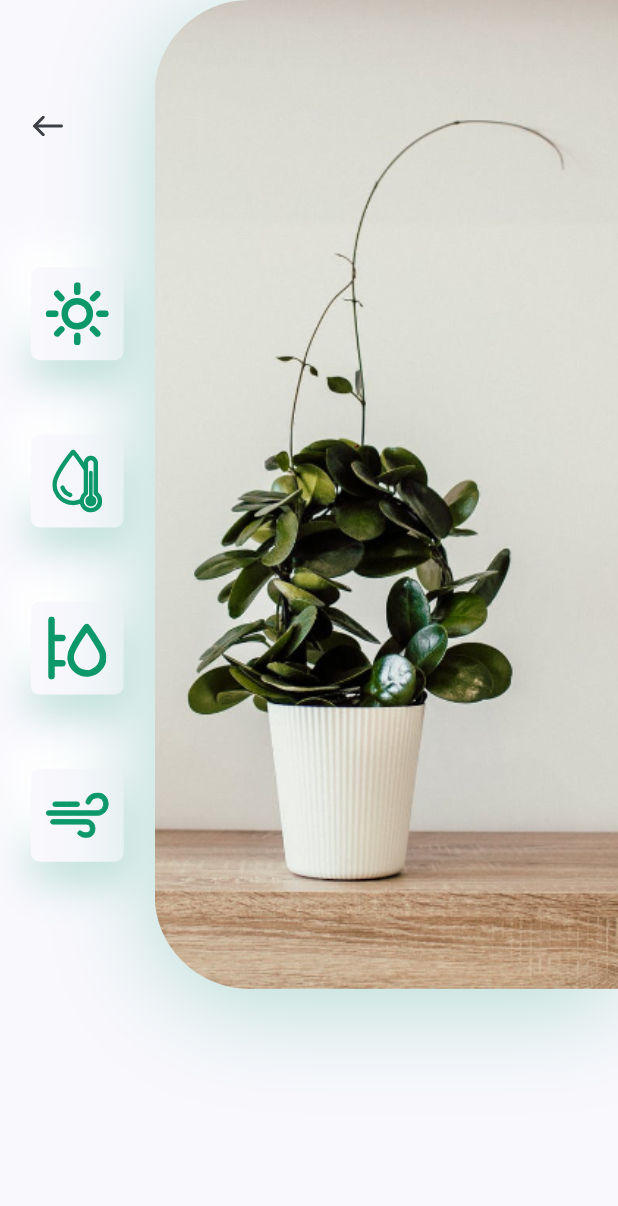
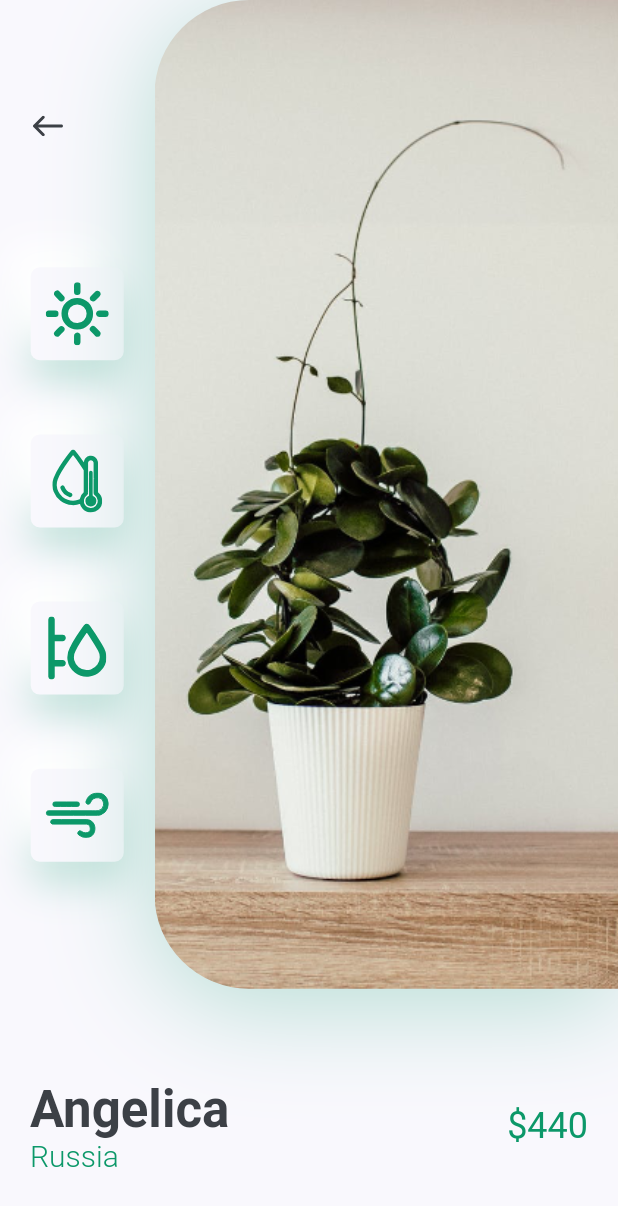
Before and after one commit to WillianMedeiros14/PlantApp, a Flutter app: the screen it shows after launch, on a phone screen of 412 x 824 dp. Shown: the top 1206 px of the screen. Run offline on Flutter 3.47's test engine with Material 2 defaults, Android fonts, the phone set to English and light mode, and no system bars; our stand-ins replace flutter_svg.

Commit message:
feat: create component title_and_price

```diff
--- a/lib/screens/details/components/body.dart
+++ b/lib/screens/details/components/body.dart
@@ -3,6 +3,7 @@ import 'package:flutter_svg/flutter_svg.dart';
 import 'package:plantapp/constants.dart';
 import 'package:plantapp/screens/details/components/icon_card.dart';
 import 'package:plantapp/screens/details/components/image_and_icons.dart';
+import 'package:plantapp/screens/details/components/title_and_price.dart';
 
 class Body extends StatelessWidget {
   const Body({Key? key}) : super(key: key);
@@ -12,7 +13,16 @@ class Body extends StatelessWidget {
     Size size = MediaQuery.of(context).size;
 
     return SingleChildScrollView(
-      child: Column(children: [ImageAndIcons(size: size)]),
+      child: Column(
+        children: [
+          ImageAndIcons(size: size),
+          TitleAndPrice(
+            title: "Angelica",
+            country: "Russia",
+            price: 440,
+          ),
+        ],
+      ),
     );
   }
 }
--- /dev/null
+++ b/lib/screens/details/components/title_and_price.dart
@@ -0,0 +1,54 @@
+import 'package:flutter/material.dart';
+import 'package:plantapp/constants.dart';
+
+class TitleAndPrice extends StatelessWidget {
+  const TitleAndPrice({
+    Key? key,
+    required this.title,
+    required this.country,
+    required this.price,
+  }) : super(key: key);
+
+  final String title, country;
+  final int price;
+
+  @override
+  Widget build(BuildContext context) {
+    return Padding(
+      padding: const EdgeInsets.symmetric(horizontal: kDefaultPadding),
+      child: Row(
+        children: [
+          RichText(
+            text: TextSpan(
+              children: [
+                TextSpan(
+                  text: "$title\n",
+                  style: Theme.of(context).textTheme.headline4!.copyWith(
+                        color: kTextColor,
+                        fontWeight: FontWeight.bold,
+                      ),
+                ),
+                TextSpan(
+                  text: country,
+                  style: TextStyle(
+                    fontSize: 20,
+                    color: kPrimaryColor,
+                    fontWeight: FontWeight.w300,
+                  ),
+                ),
+              ],
+            ),
+          ),
+          Spacer(),
+          Text(
+            "\$$price",
+            style: Theme.of(context)
+                .textTheme
+                .headline5!
+                .copyWith(color: kPrimaryColor),
+          )
+        ],
+      ),
+    );
+  }
+}
```
